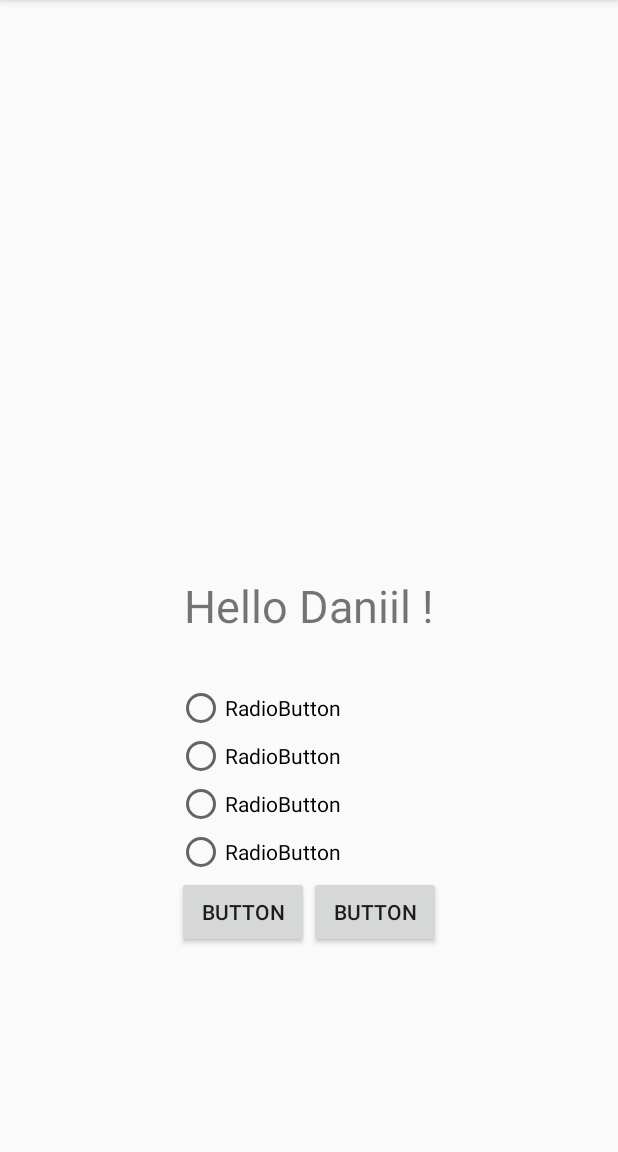
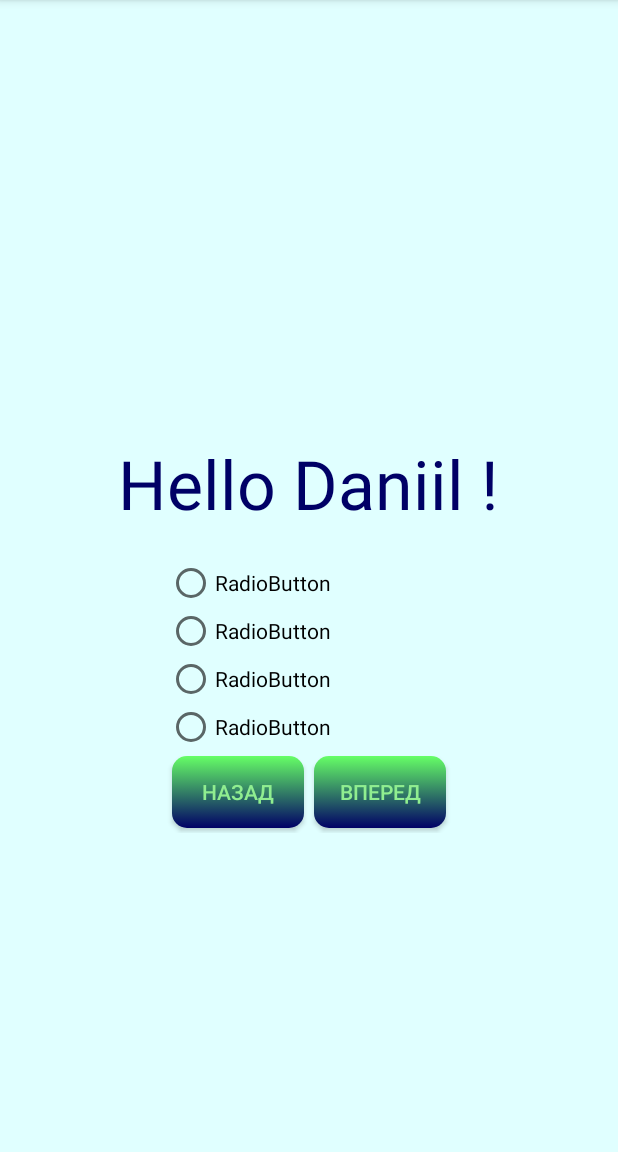
Before and after one commit to Daniil62/Job4jExam, an Android app: the screen it shows after launch (MainActivity), on a phone screen of 412 x 824 dp, the part 84-1236 px from its top. Run offline under Robolectric (Android 15) with nearby library versions, the phone set to English and light mode, and no system bars.

Commit message:
7. Ресурсы, стили, интернализация.[#260281]

```diff
--- /dev/null
+++ b/app/src/main/res/drawable/shape_button_norm.xml
@@ -0,0 +1,12 @@
+<?xml version="1.0" encoding="utf-8"?>
+<selector xmlns:android="http://schemas.android.com/apk/res/android">
+    <item>
+        <shape>
+            <gradient android:type="linear"
+                android:endColor="@color/colorMysticGreen"
+                android:startColor="@color/colorDeepBlue"
+                android:angle="90"/>
+            <corners android:radius="10dp"/>
+        </shape>
+    </item>
+</selector>
--- /dev/null
+++ b/app/src/main/res/drawable/shape_button_pressed.xml
@@ -0,0 +1,12 @@
+<?xml version="1.0" encoding="utf-8"?>
+<selector xmlns:android="http://schemas.android.com/apk/res/android">
+    <item android:state_pressed="true">
+        <shape>
+            <gradient android:type="linear"
+                android:endColor="@color/colorDeepBlue"
+                android:startColor="@color/colorMysticGreen"
+                android:angle="90"/>
+            <corners android:radius="10dp"/>
+        </shape>
+    </item>
+</selector>
--- /dev/null
+++ b/app/src/main/res/drawable/shape_button_state.xml
@@ -0,0 +1,5 @@
+<?xml version="1.0" encoding="utf-8"?>
+<selector xmlns:android="http://schemas.android.com/apk/res/android">
+    <item android:state_pressed="true" android:drawable="@drawable/shape_button_pressed"/>
+    <item android:drawable="@drawable/shape_button_norm"/>
+</selector>
--- a/app/src/main/res/layout/activity_main.xml
+++ b/app/src/main/res/layout/activity_main.xml
@@ -4,6 +4,7 @@
     xmlns:tools="http://schemas.android.com/tools"
     android:layout_width="match_parent"
     android:layout_height="match_parent"
+    android:background="@color/colorMainBg"
     tools:context=".MainActivity">
 
     <LinearLayout
@@ -12,6 +13,7 @@
         android:gravity="center"
         android:orientation="vertical"
         android:visibility="visible"
+
         app:layout_constraintBottom_toBottomOf="parent"
         app:layout_constraintEnd_toEndOf="parent"
         app:layout_constraintStart_toStartOf="parent"
@@ -19,14 +21,14 @@
 
         <TextView
             android:id="@+id/textView"
+            style="@style/custom_text"
             android:layout_width="wrap_content"
             android:layout_height="wrap_content"
-            android:layout_marginTop="247dp"
-            android:layout_marginBottom="32dp"
-            android:text="Hello Daniil !"
-            android:textSize="30sp"
+            android:layout_marginTop="80dp"
+            android:layout_marginBottom="20dp"
+            android:text="@string/hello_daniil"
             android:visibility="visible"
-            app:layout_constraintBottom_toTopOf="@+id/radioGroup"
+
             app:layout_constraintHorizontal_bias="0.54"
             app:layout_constraintLeft_toLeftOf="parent"
             app:layout_constraintRight_toRightOf="parent"
@@ -42,25 +44,25 @@
                 android:id="@+id/radioButton"
                 android:layout_width="wrap_content"
                 android:layout_height="wrap_content"
-                android:text="RadioButton" />
+                android:text="@string/radiobutton" />
 
             <RadioButton
                 android:id="@+id/radioButton2"
                 android:layout_width="wrap_content"
                 android:layout_height="wrap_content"
-                android:text="RadioButton" />
+                android:text="@string/radiobutton" />
 
             <RadioButton
                 android:id="@+id/radioButton3"
                 android:layout_width="wrap_content"
                 android:layout_height="wrap_content"
-                android:text="RadioButton" />
+                android:text="@string/radiobutton" />
 
             <RadioButton
                 android:id="@+id/radioButton4"
                 android:layout_width="wrap_content"
                 android:layout_height="wrap_content"
-                android:text="RadioButton" />
+                android:text="@string/radiobutton" />
 
             <LinearLayout
                 android:layout_width="wrap_content"
@@ -69,17 +71,21 @@
 
                 <Button
                     android:id="@+id/button10"
+                    style="@style/custom_button"
                     android:layout_width="wrap_content"
                     android:layout_height="wrap_content"
                     android:layout_weight="1"
-                    android:text="Button" />
+                    android:layout_margin="3dp"
+                    android:text="@string/кнопкаНазад" />
 
                 <Button
                     android:id="@+id/button9"
+                    style="@style/custom_button"
                     android:layout_width="wrap_content"
                     android:layout_height="wrap_content"
                     android:layout_weight="1"
-                    android:text="Button" />
+                    android:layout_margin="3dp"
+                    android:text="@string/кнопкаВперед" />
             </LinearLayout>
         </RadioGroup>
     </LinearLayout>
--- a/app/src/main/res/values/colors.xml
+++ b/app/src/main/res/values/colors.xml
@@ -3,4 +3,8 @@
     <color name="colorPrimary">#008577</color>
     <color name="colorPrimaryDark">#00574B</color>
     <color name="colorAccent">#D81B60</color>
+    <color name="colorMainBg">#E0FFFF</color>
+    <color name="colorDeepBlue">#006</color>
+    <color name="colorMysticGreen">#66FF66</color>
+    <color name="colorLightGreen">#90EE90</color>
 </resources>
--- a/app/src/main/res/values/strings.xml
+++ b/app/src/main/res/values/strings.xml
@@ -2,9 +2,30 @@
     <string name="app_name">Job4j Exam</string>
     <string name="domain_prompt">Выберите область</string>
     <string name="exp_date">Дата проведения испытания</string>
+    <string name="область">Область</string>
+    <string name="имяОбъекта">Имя объекта</string>
+    <string name="имяОб">имя объекта</string>
+    <string name="адрес">Адрес</string>
+    <string name="улицаДом">улица, дом</string>
+    <string name="фио">Ф.И.О.</string>
+    <string name="фиоЗаказчика">ф.и.о. заказчика</string>
+    <string name="температура">Температура</string>
+    <string name="емператураВоздуха">температура воздуха</string>
+    <string name="влажность">Влажность</string>
+    <string name="влажностьВозд">влажность воздуха</string>
+    <string name="давление">Давление</string>
+    <string name="атмДавление">атмосферное давление</string>
+    <string name="отчет">№ отчета</string>
+    <string name="номерОтчета">номер отчета</string>
+    <string name="назад">НАЗАД</string>
+    <string name="далее">ДАЛЕЕ</string>
     <string-array name="domain_arrays">
         <item>Московская</item>
         <item>СПб</item>
         <item>Рязанская</item>
     </string-array>
+    <string name="hello_daniil">Hello Daniil !</string>
+    <string name="radiobutton">RadioButton</string>
+    <string name="кнопкаВперед">ВПЕРЕД</string>
+    <string name="кнопкаНазад">НАЗАД</string>
 </resources>
--- a/app/src/main/res/values/styles.xml
+++ b/app/src/main/res/values/styles.xml
@@ -5,7 +5,15 @@
         <!-- Customize your theme here. -->
         <item name="colorPrimary">@color/colorPrimary</item>
         <item name="colorPrimaryDark">@color/colorPrimaryDark</item>
-        <item name="colorAccent">@color/colorAccent</item>
+        <item name="colorAccent">@color/colorDeepBlue</item>
     </style>
-
+    <style name="custom_text">
+        <item name="android:textSize">45sp</item>
+        <item name="android:textColor">@color/colorDeepBlue</item>
+    </style>
+    <style name="custom_button">
+        <item name="android:background">@drawable/shape_button_state</item>
+        <item name="android:bottomLeftRadius">25dp</item>
+        <item name="android:textColor">@color/colorLightGreen</item>
+    </style>
 </resources>
```
Also changed, not shown: 1 other file.
